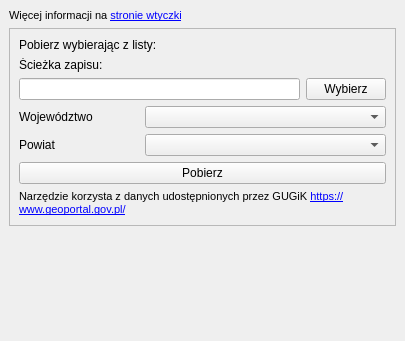
First picture: the form in gissupport_plugin/modules/data_downloader/bdot10k/bdot10k_dockwidget.ui, repository gis-support/gis-support-plugin, before the edit.
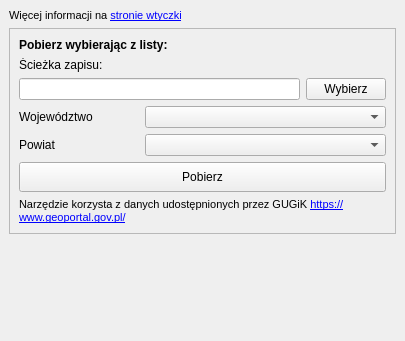
Second picture: the form after the edit.

Commit message: DEV-8953 poprawki stylistyczne dla panelu BDOT

Patch:
```diff
--- a/gissupport_plugin/modules/data_downloader/bdot10k/bdot10k_dockwidget.ui
+++ b/gissupport_plugin/modules/data_downloader/bdot10k/bdot10k_dockwidget.ui
@@ -53,6 +53,11 @@
       <layout class="QVBoxLayout" name="verticalLayout_2">
        <item>
         <widget class="QLabel" name="infoLabel">
+         <property name="font">
+          <font>
+           <bold>true</bold>
+          </font>
+         </property>
          <property name="text">
           <string>Pobierz wybierając z listy:</string>
          </property>
@@ -109,6 +114,12 @@
        </item>
        <item>
         <widget class="QPushButton" name="downloadButton">
+         <property name="minimumSize">
+          <size>
+           <width>0</width>
+           <height>30</height>
+          </size>
+         </property>
          <property name="text">
           <string>Pobierz</string>
          </property>
```
